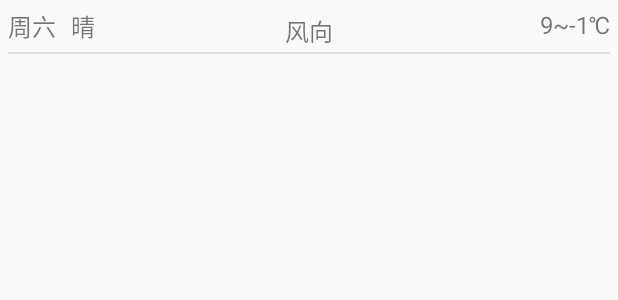
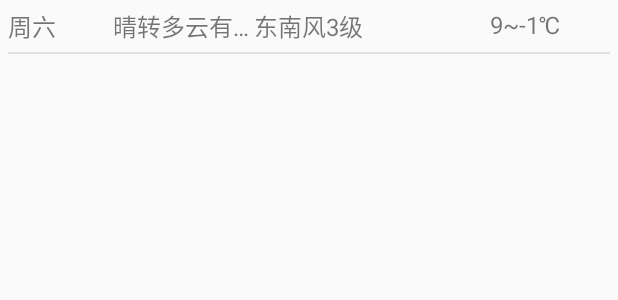
Before and after one commit to shuxin-123/AndroidStudioProjectsweather_forecast_app, an Android app: the layout item_main_center.xml on its own in the app's theme, with its tools: preview values and no code run, on a phone screen of 412 x 824 dp. Shown: the top 300 px of the screen. Run offline under Robolectric (Android 15) with nearby library versions, the phone set to English and light mode, and no system bars.

Commit message:
修复bug

```diff
--- a/app/src/main/res/layout/item_main_center.xml
+++ b/app/src/main/res/layout/item_main_center.xml
@@ -1,46 +1,68 @@
 <?xml version="1.0" encoding="utf-8"?>
 <RelativeLayout xmlns:android="http://schemas.android.com/apk/res/android"
-    android:layout_width="match_parent" android:layout_height="wrap_content"
+    android:layout_width="match_parent"
+    android:layout_height="wrap_content"
     android:padding="5dp">
+
+    <!-- 日期（左侧固定宽度） -->
     <TextView
         android:id="@+id/item_center_tv_date"
-        android:layout_width="wrap_content"
-        android:layout_height="wrap_content"
-        android:text="周六"
-        android:textSize="16sp"/>
+        android:layout_width="60dp"
+    android:layout_height="wrap_content"
+    android:text="周六"
+    android:textSize="16sp"
+    android:maxLines="1"
+    android:ellipsize="end" />
+
+    <!-- 天气状况（日期右侧，动态宽度） -->
     <TextView
         android:id="@+id/item_center_tv_con"
         android:layout_width="wrap_content"
         android:layout_height="wrap_content"
-        android:text="晴"
+        android:text="晴转多云有时有小雨"
         android:textSize="16sp"
+        android:maxLines="1"
+        android:ellipsize="end"
         android:layout_toRightOf="@id/item_center_tv_date"
-        android:layout_marginLeft="10dp"/>
+        android:layout_marginLeft="10dp"
+        android:layout_toLeftOf="@id/item_center_tv_wind" />  <!-- 限制右侧边界 -->
+
+    <!-- 风向（居中，动态调整位置） -->
     <TextView
         android:id="@+id/item_center_tv_wind"
         android:layout_width="wrap_content"
         android:layout_height="wrap_content"
-        android:text="风向"
+        android:text="东南风3级"
         android:textSize="16sp"
-        android:layout_centerInParent="true"/>
+        android:maxLines="1"
+        android:ellipsize="end"
+        android:layout_centerHorizontal="true" />
+
+    <!-- 温度（右侧固定宽度） -->
     <TextView
         android:id="@+id/item_center_tv_temp"
-        android:layout_width="wrap_content"
-        android:layout_height="wrap_content"
-        android:textSize="16sp"
-        android:layout_alignParentRight="true"
-        android:text="9~-1℃"/>
+        android:layout_width="80dp"
+    android:layout_height="wrap_content"
+    android:textSize="16sp"
+    android:text="9~-1℃"
+    android:maxLines="1"
+    android:ellipsize="end"
+    android:layout_alignParentRight="true" />
+
+    <!-- 天气图标（温度左侧） -->
     <ImageView
+        android:id="@+id/item_center_iv"
         android:layout_width="20dp"
         android:layout_height="20dp"
-        android:id="@+id/item_center_iv"
         android:layout_toLeftOf="@id/item_center_tv_temp"
         android:layout_marginRight="10dp"
-        />
-    <TextView
+        android:layout_centerVertical="true" />
+
+    <!-- 分隔线 -->
+    <View
         android:layout_width="match_parent"
         android:layout_height="1dp"
         android:background="#E0E0E0"
         android:layout_below="@id/item_center_tv_date"
-        android:layout_marginTop="5dp"/>
+        android:layout_marginTop="5dp" />
 </RelativeLayout>
```
